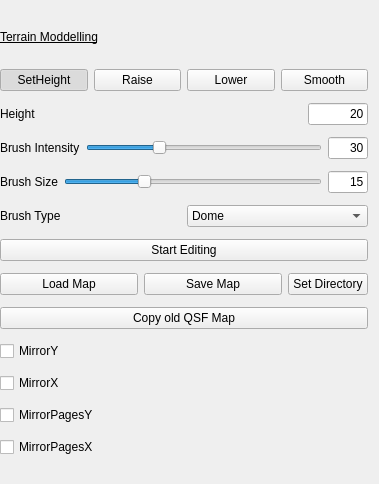
This is asset_collector_tool/qsf_editor/tools/TerrainEditToolbox.ui in KillerConsti/EditorTools as Qt 5 draws it before an edit. The edited form follows.
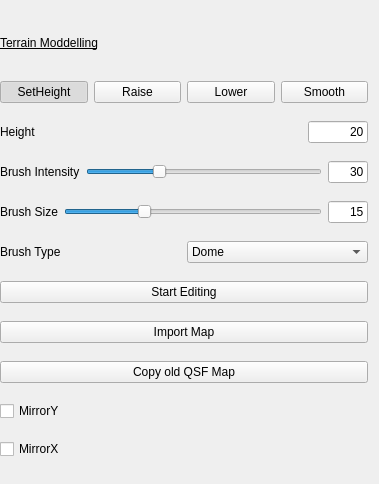
This is the edited form.

Commit message: added nullptr protction for terrain edit modes

```diff
--- a/asset_collector_tool/qsf_editor/tools/TerrainEditToolbox.ui
+++ b/asset_collector_tool/qsf_editor/tools/TerrainEditToolbox.ui
@@ -288,35 +288,11 @@
     </widget>
    </item>
    <item>
-    <layout class="QHBoxLayout" name="horizontalLayout_4">
-     <item>
-      <widget class="QPushButton" name="LoadButton">
-       <property name="text">
-        <string>Load Map</string>
-       </property>
-      </widget>
-     </item>
-     <item>
-      <widget class="QPushButton" name="pushButton">
-       <property name="text">
-        <string>Save Map</string>
-       </property>
-      </widget>
-     </item>
-     <item>
-      <widget class="QPushButton" name="pushButton_2">
-       <property name="maximumSize">
-        <size>
-         <width>80</width>
-         <height>16777215</height>
-        </size>
-       </property>
-       <property name="text">
-        <string>Set Directory</string>
-       </property>
-      </widget>
-     </item>
-    </layout>
+    <widget class="QPushButton" name="LoadButton">
+     <property name="text">
+      <string>Import Map</string>
+     </property>
+    </widget>
    </item>
    <item>
     <widget class="QPushButton" name="CopyQSFMAP">
@@ -339,20 +315,6 @@
      </property>
     </widget>
    </item>
-   <item>
-    <widget class="QCheckBox" name="MirrorPagesY">
-     <property name="text">
-      <string>MirrorPagesY</string>
-     </property>
-    </widget>
-   </item>
-   <item>
-    <widget class="QCheckBox" name="MirrorPagesX">
-     <property name="text">
-      <string>MirrorPagesX</string>
-     </property>
-    </widget>
-   </item>
   </layout>
  </widget>
  <resources/>
```
The commit also changes 25 other files.
